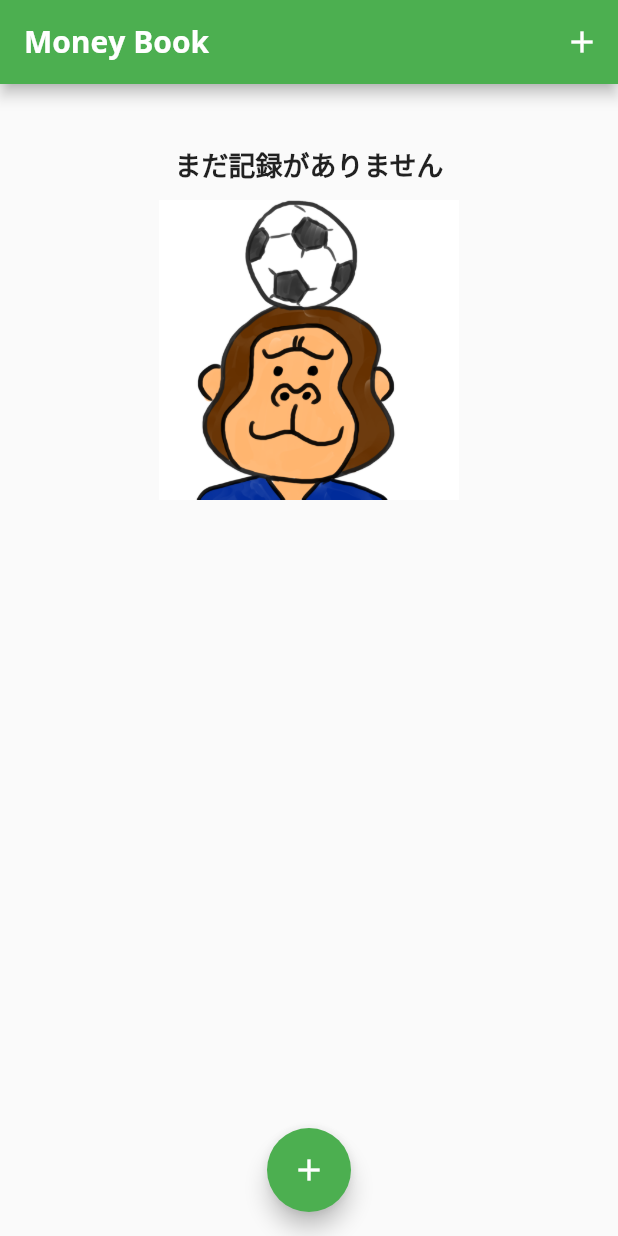
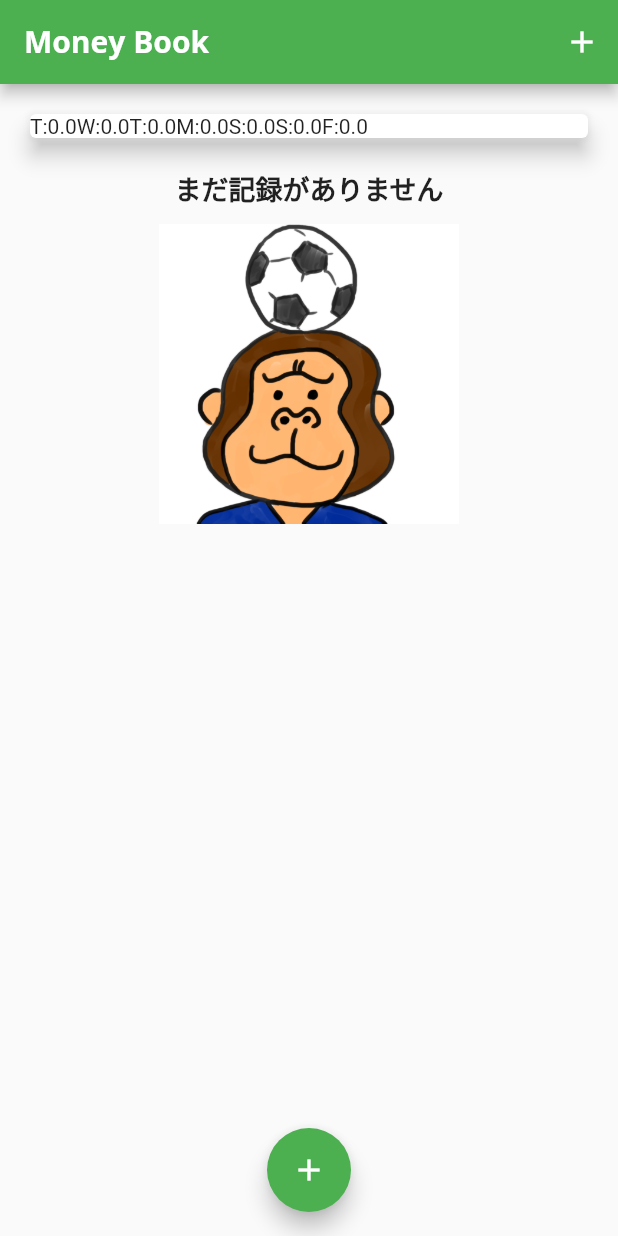
Before and after one commit to moguaiyuki/money_book, a Flutter app: the screen it shows after launch, on a phone screen of 412 x 824 dp. Run offline on Flutter 3.47's test engine with Material 2 defaults, Android fonts, the phone set to English and light mode, and no system bars.

Commit message:
wip: Implemented chart bar

```diff
--- a/lib/widgets/chart.dart
+++ b/lib/widgets/chart.dart
@@ -19,7 +19,7 @@ class Chart extends StatelessWidget {
               totalSum += recentTransactions[i].amount;
           }
       }
-      return {'day': DateFormat.E().format(weekDay), 'amount': totalSum,};
+      return {'day': DateFormat.E().format(weekDay).substring(0, 1), 'amount': totalSum,};
     });
   }
 
@@ -30,7 +30,9 @@ class Chart extends StatelessWidget {
       elevation: 6,
       margin: EdgeInsets.all(20),
       child: Row(
-        children: <Widget>[],
+        children: groupTransactionValues.map((data) {
+          return Text('${data['day']}:${data['amount'].toString()}');
+        }).toList(),
       ),
     );
   }
```
Also changed, not shown: lib/widgets/chart_bar.dart (added, +49 -0 lines).
